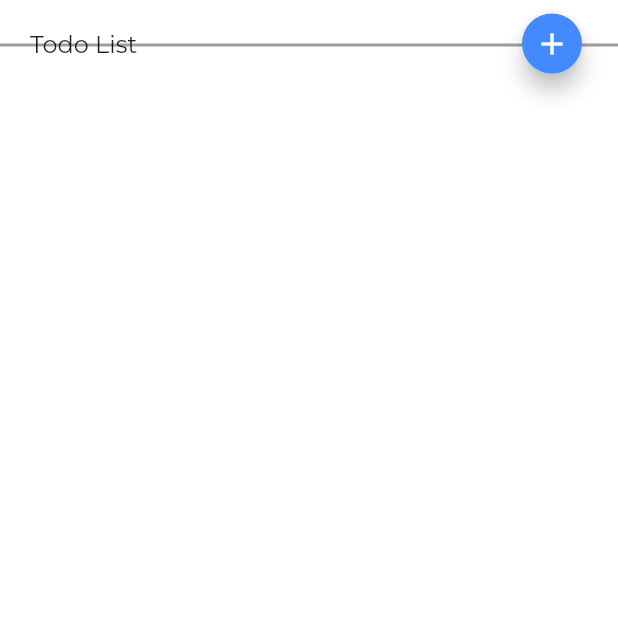
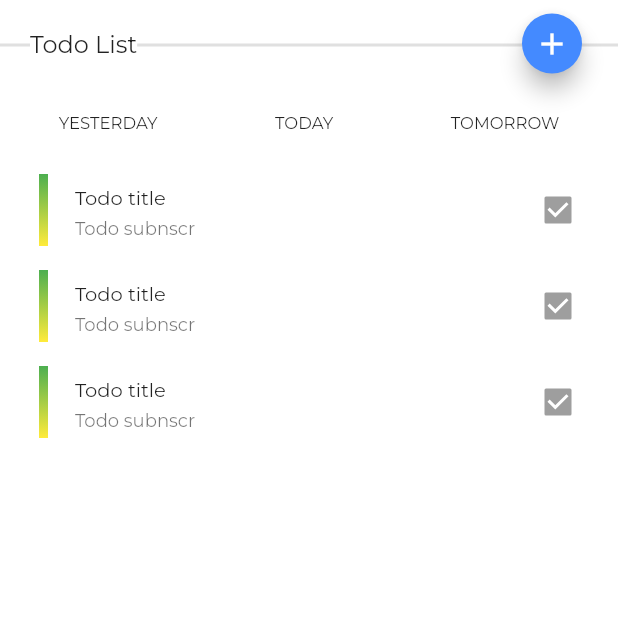
Before and after one commit to Tigls/todo_app, a Flutter app: the screen it shows after launch, on a phone screen of 412 x 824 dp, the top half of it. Run offline on Flutter 3.47's test engine with Material 2 defaults, Android fonts, the phone set to English and light mode, and no system bars; our stand-ins replace carousel_slider, cloud_firestore, firebase_core, google_fonts; accounts and stored records are empty.

Commit message:
Adds todos

```diff
--- a/lib/main/main.screen.dart
+++ b/lib/main/main.screen.dart
@@ -1,5 +1,8 @@
 import 'package:flutter/material.dart';
+import 'package:todo_app/main/widgets/day.widget.dart';
 import 'package:todo_app/main/widgets/header.widget.dart';
+import 'package:todo_app/main/widgets/todo.widget.dart';
+import 'package:todo_app/main/widgets/todoList.widget.dart';
 
 class MainScreen extends StatelessWidget {
   const MainScreen({Key key}) : super(key: key);
@@ -9,9 +12,11 @@ class MainScreen extends StatelessWidget {
     return Scaffold(
         backgroundColor: Colors.white,
         body: SafeArea(
-          child: ListView(
+          child: Column(
             children: <Widget>[
               Header(),
+              DaySelector(),
+              TodoList(),
             ],
           ),
         ));
--- /dev/null
+++ b/lib/main/widgets/day.widget.dart
@@ -0,0 +1,32 @@
+import 'package:carousel_slider/carousel_slider.dart';
+import 'package:flutter/material.dart';
+import 'package:carousel_slider/carousel_controller.dart';
+import 'package:todo_app/main/widgets/todo.widget.dart';
+
+class DaySelector extends StatelessWidget {
+  final CarouselController buttonCarouselController = CarouselController();
+
+  DaySelector({Key key}) : super(key: key);
+
+  @override
+  Widget build(BuildContext context) {
+    return Container(
+      child: GestureDetector(
+        child: Container(
+          padding: EdgeInsets.only(top: 15, bottom: 10),
+            child: Row(
+              mainAxisAlignment: MainAxisAlignment.spaceAround,
+              children: [
+                Text("YESTERDAY", style: TextStyle(fontSize: 11)),
+                Text("TODAY", style: TextStyle(fontSize: 11)),
+                Text("TOMORROW", style: TextStyle(fontSize: 11)),
+              ],
+            )
+        ),
+        onHorizontalDragUpdate: (DragUpdateDetails details) {
+          // return buttonCarouselController.nextPage();
+        },
+      )
+    );
+  }
+}
--- a/lib/main/widgets/header.widget.dart
+++ b/lib/main/widgets/header.widget.dart
@@ -9,8 +9,8 @@ class Header extends StatelessWidget {
       height: 60,
       child: Stack(
         children: [
-          Positioned(top: 29, height: 2,left: 0, right: 0, child: Container(color: Colors.grey)),
-          Positioned(left: 20, top: 20, child: Text("Todo List", style: TextStyle(fontSize: 16))),
+          Positioned(top: 29, height: 2,left: 0, right: 0, child: Container(color: Colors.grey[300])),
+          Positioned(left: 20, top: 20, child: Container(color: Colors.white, child: Text("Todo List", style: TextStyle(fontSize: 16)))),
           Positioned(top: 5, right: 20, child: FloatingActionButton(
               mini: true,
               backgroundColor: Colors.blueAccent,
--- /dev/null
+++ b/lib/main/widgets/todo.widget.dart
@@ -0,0 +1,27 @@
+import 'package:flutter/material.dart';
+
+
+class Todo extends StatelessWidget {
+  const Todo({Key key}) : super(key: key);
+
+  @override
+  Widget build(BuildContext context) {
+    return ListTile(
+      leading: Container(
+        width: 6,
+        decoration: BoxDecoration(
+          gradient: LinearGradient(
+              begin: Alignment.topCenter,
+              end: Alignment.bottomCenter,
+              colors: [Colors.green, Colors.yellow]
+          ),
+        )
+      ),
+      title: Text("Todo title"),
+      subtitle: Text("Todo subnscr"),
+      trailing: Checkbox(value: true),
+      dense: true,
+      minLeadingWidth: 8,
+    );
+  }
+}
--- /dev/null
+++ b/lib/main/widgets/todoList.widget.dart
@@ -0,0 +1,15 @@
+import 'package:flutter/cupertino.dart';
+import 'package:todo_app/main/widgets/todo.widget.dart';
+
+class TodoList extends StatelessWidget {
+  const TodoList({Key key}) : super(key: key);
+
+  @override
+  Widget build(BuildContext context) {
+    return ListView(
+      padding: EdgeInsets.only(top: 10, bottom: 10, left: 10),
+      shrinkWrap: true,
+      children: [Todo(),Todo(), Todo()]
+    );
+  }
+}
--- a/pubspec.yaml
+++ b/pubspec.yaml
@@ -24,9 +24,10 @@ dependencies:
   flutter:
     sdk: flutter
   cupertino_icons: ^1.0.0
-  firebase_core: "^1.1.0"
-  cloud_firestore: "^2.0.0"
+  firebase_core: ^1.1.0
+  cloud_firestore: ^2.0.0
   google_fonts: ^2.0.0
+  carousel_slider: ^3.0.0
 
 dev_dependencies:
   flutter_test:
```
Also changed, not shown: pubspec.lock.
